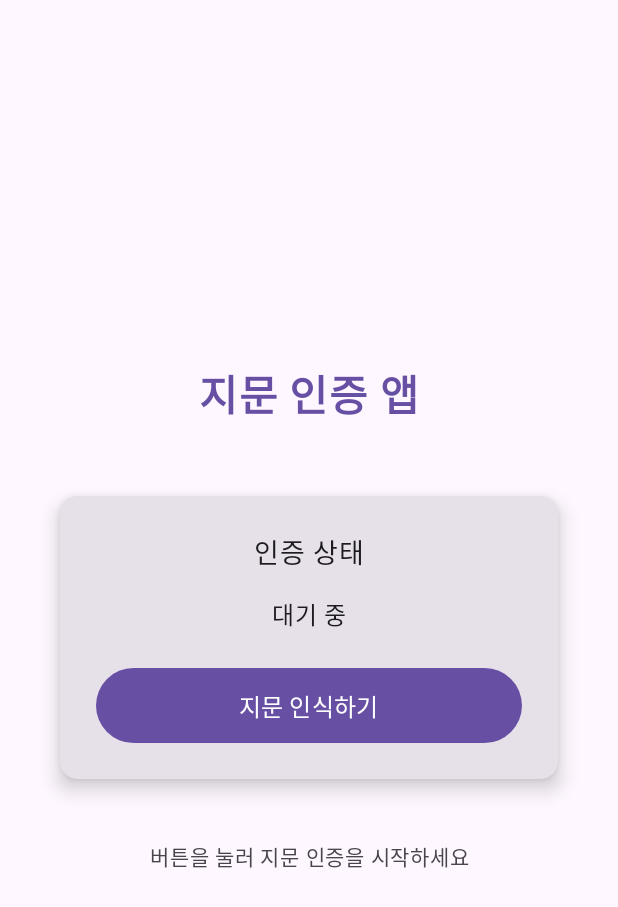
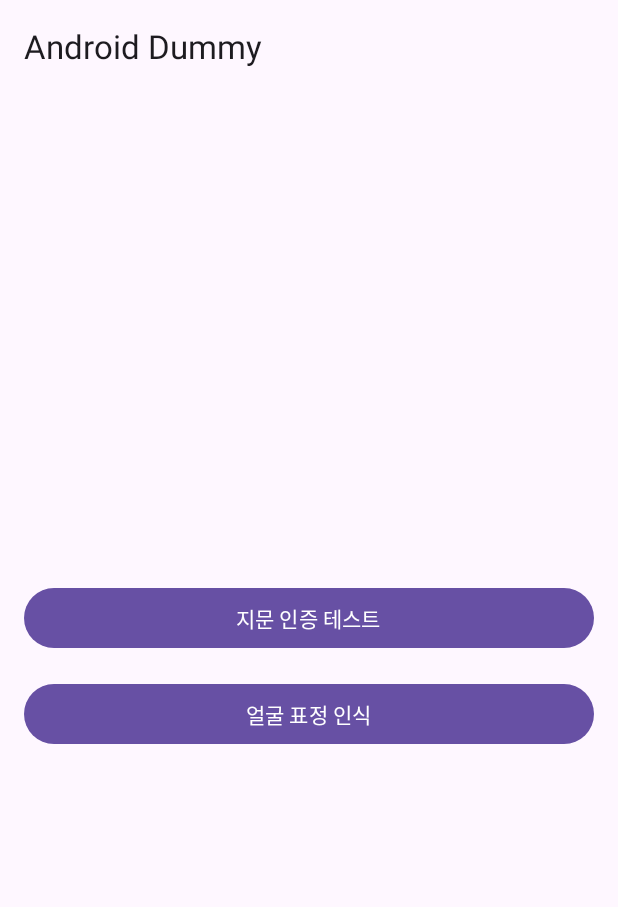
Before and after one commit to gay00ung/AndoridDummy, an Android app built with Jetpack Compose: the screen it shows after launch (MainActivity), on a phone screen of 412 x 824 dp. Shown: the top 907 px of the screen. Run offline under Robolectric (Android 15) with nearby library versions, the phone set to English and light mode, and no system bars.

Commit message:
feat: 간단한 얼굴 표정 분석 기능

```diff
--- a/app/src/main/java/net/ifmain/androiddummy/MainActivity.kt
+++ b/app/src/main/java/net/ifmain/androiddummy/MainActivity.kt
@@ -2,26 +2,107 @@ package net.ifmain.androiddummy
 
 import android.os.Bundle
 import androidx.activity.compose.setContent
-import androidx.compose.foundation.layout.fillMaxSize
-import androidx.compose.material3.MaterialTheme
-import androidx.compose.material3.Surface
+import androidx.activity.enableEdgeToEdge
+import androidx.compose.foundation.layout.*
+import androidx.compose.material3.*
+import androidx.compose.runtime.*
+import androidx.compose.ui.Alignment
 import androidx.compose.ui.Modifier
+import androidx.compose.ui.unit.dp
+import androidx.core.view.WindowCompat
 import androidx.fragment.app.FragmentActivity
+import androidx.navigation.compose.NavHost
+import androidx.navigation.compose.composable
+import androidx.navigation.compose.rememberNavController
 import net.ifmain.androiddummy.biometric.FingerprintAuthScreen
 import net.ifmain.androiddummy.biometric.FingerprintAuthTheme
+import net.ifmain.androiddummy.mlkit.FaceDetectionScreen
 
 class MainActivity : FragmentActivity() {
     override fun onCreate(savedInstanceState: Bundle?) {
         super.onCreate(savedInstanceState)
+        enableEdgeToEdge()
+        WindowCompat.setDecorFitsSystemWindows(window, false)
         setContent {
             FingerprintAuthTheme {
                 Surface(
                     modifier = Modifier.fillMaxSize(),
                     color = MaterialTheme.colorScheme.background
                 ) {
-                    FingerprintAuthScreen()
+                    MainApp()
                 }
             }
         }
     }
 }
+
+@Composable
+fun MainApp() {
+    val navController = rememberNavController()
+
+    NavHost(
+        navController = navController,
+        startDestination = "home"
+    ) {
+        composable("home") {
+            HomeScreen(
+                onFingerprintClick = { navController.navigate("fingerprint") },
+                onFaceDetectionClick = { navController.navigate("face_detection") }
+            )
+        }
+        composable("fingerprint") {
+            FingerprintAuthScreen()
+        }
+        composable("face_detection") {
+            FaceDetectionScreen(
+                onBack = { navController.popBackStack() }
+            )
+        }
+    }
+}
+
+@OptIn(ExperimentalMaterial3Api::class)
+@Composable
+fun HomeScreen(
+    onFingerprintClick: () -> Unit,
+    onFaceDetectionClick: () -> Unit
+) {
+    Scaffold(
+        topBar = {
+            TopAppBar(
+                title = { Text("Android Dummy") },
+                modifier = Modifier.windowInsetsPadding(WindowInsets.safeDrawing.only(WindowInsetsSides.Horizontal + WindowInsetsSides.Top))
+            )
+        },
+        modifier = Modifier.fillMaxSize(),
+        contentWindowInsets = WindowInsets(0, 0, 0, 0)
+    ) { paddingValues ->
+        Column(
+            modifier = Modifier
+                .fillMaxSize()
+                .padding(paddingValues)
+                .windowInsetsPadding(WindowInsets.safeDrawing.only(WindowInsetsSides.Horizontal + WindowInsetsSides.Bottom))
+                .padding(16.dp),
+            horizontalAlignment = Alignment.CenterHorizontally,
+            verticalArrangement = Arrangement.Center
+        ) {
+            Button(
+                onClick = onFingerprintClick,
+                modifier = Modifier
+                    .fillMaxWidth()
+                    .padding(vertical = 8.dp)
+            ) {
+                Text("지문 인증 테스트")
+            }
+
+            Button(
+                onClick = onFaceDetectionClick,
+                modifier = Modifier
+                    .fillMaxWidth()
+                    .padding(vertical = 8.dp)
+            ) {
+                Text("얼굴 표정 인식")
+            }
+        }
+    }
+}
```
Also changed, not shown: app/build.gradle.kts (+15 -0 lines), app/src/main/AndroidManifest.xml (+8 -0 lines), app/src/main/java/net/ifmain/androiddummy/mlkit/FaceDetectionScreen.kt (added, +249 -0 lines), app/src/main/java/net/ifmain/androiddummy/mlkit/FaceOverlay.kt (added, +141 -0 lines), gradle/libs.versions.toml (+12 -1 lines).
